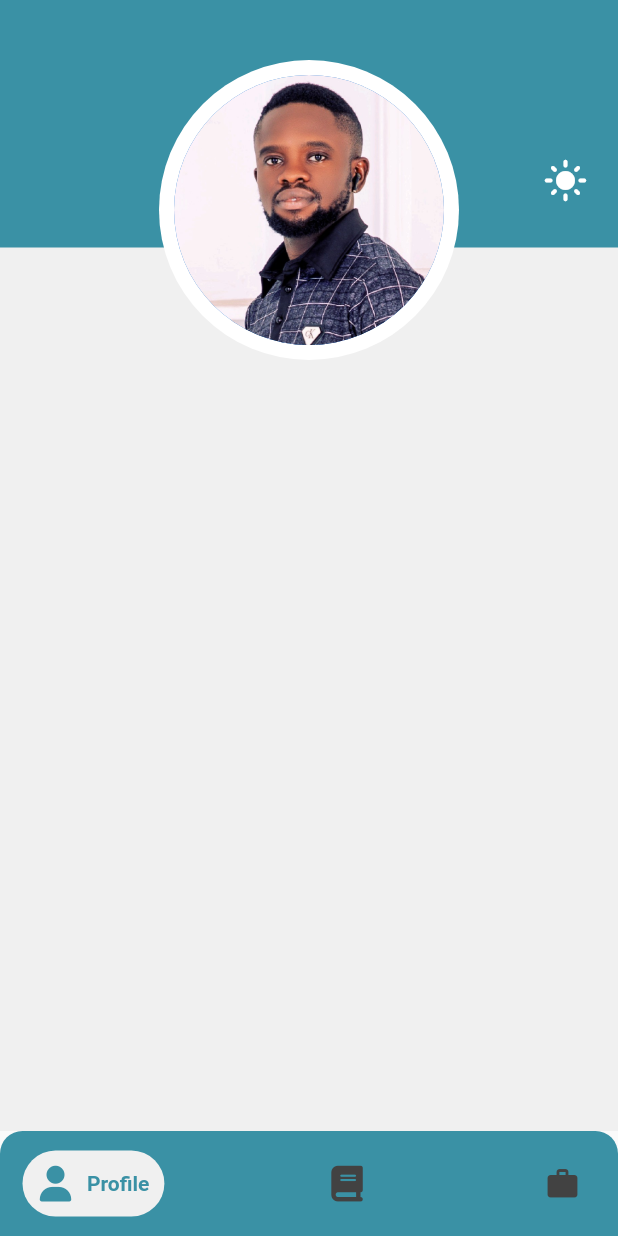
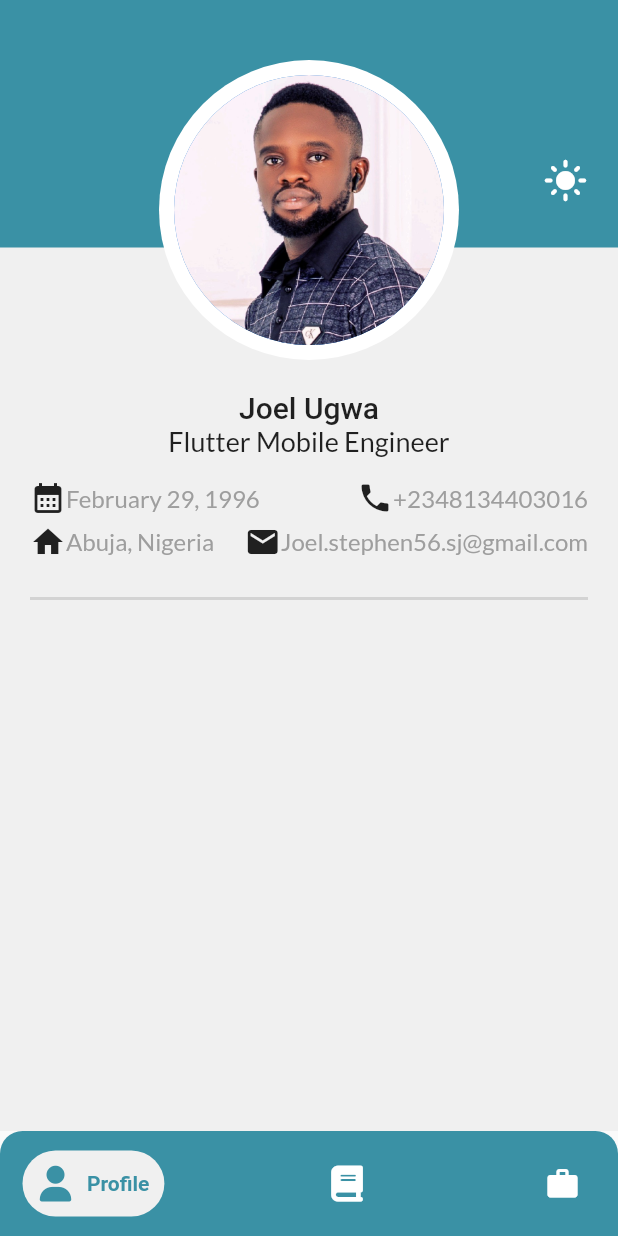
Before and after one commit to OstrichFarmer/mobile_cv, a Flutter app: the screen it shows after launch, on a phone screen of 412 x 824 dp. Run offline on Flutter 3.47's test engine with Material 2 defaults, Android fonts, the light colour scheme and no system bars; drawn by our look-alikes of google_nav_bar; our stand-ins replace font_awesome_flutter, google_fonts, url_launcher_web; Roboto replaces fonts that are missing (Aclonica).

Commit message:
completed the contact details area

```diff
--- /dev/null
+++ b/lib/generated_plugin_registrant.dart
@@ -0,0 +1,17 @@
+//
+// Generated file. Do not edit.
+//
+
+// ignore_for_file: directives_ordering
+// ignore_for_file: lines_longer_than_80_chars
+// ignore_for_file: depend_on_referenced_packages
+
+import 'package:url_launcher_web/url_launcher_web.dart';
+
+import 'package:flutter_web_plugins/flutter_web_plugins.dart';
+
+// ignore: public_member_api_docs
+void registerPlugins(Registrar registrar) {
+  UrlLauncherPlugin.registerWith(registrar);
+  registrar.registerMessageHandler();
+}
--- a/lib/google_navigation.dart
+++ b/lib/google_navigation.dart
@@ -50,15 +50,18 @@ class _GoogleNavBarState extends State<GoogleNavBar> {
             tabs: const [
               GButton(
                 icon: FontAwesomeIcons.solidUser,
+                iconColor: Colors.white,
                 text: 'Profile',
               ),
               GButton(
                 icon: FontAwesomeIcons.book,
                 text: 'Education',
+                iconColor: Colors.white,
               ),
               GButton(
                 icon: Icons.work,
                 text: 'Experience',
+                iconColor: Colors.white,
               )
             ],
           ),
--- a/lib/screens/profile_screen.dart
+++ b/lib/screens/profile_screen.dart
@@ -1,6 +1,8 @@
 import 'package:flutter/material.dart';
 import 'package:font_awesome_flutter/font_awesome_flutter.dart';
+import 'package:google_fonts/google_fonts.dart';
 import 'package:mobile_cv/utils/colors.dart';
+import 'package:mobile_cv/utils/constants.dart';
 
 class ProfileScreen extends StatelessWidget {
   const ProfileScreen({Key? key}) : super(key: key);
@@ -49,6 +51,91 @@ class ProfileScreen extends StatelessWidget {
               ),
             ],
           )),
+      body: Padding(
+        padding: const EdgeInsets.only(
+          left: 20,
+          top: 20,
+          right: 20,
+          bottom: 20,
+        ),
+        child: ListView(
+          children: [
+            Center(
+              child: Text(
+                'Joel Ugwa',
+                style: GoogleFonts.aclonica(
+                    fontSize: 20, fontWeight: FontWeight.w500),
+              ),
+            ),
+            Center(
+              child: Text(
+                'Flutter Mobile Engineer',
+                style:
+                    GoogleFonts.lato(fontSize: 18, fontWeight: FontWeight.w500),
+              ),
+            ),
+            const SizedBox(
+              height: 15,
+            ),
+            Row(
+              mainAxisAlignment: MainAxisAlignment.spaceBetween,
+              children: [
+                Row(
+                  children: [
+                    const Icon(Icons.calendar_month),
+                    Text(
+                      'February 29, 1996',
+                      style: kAboutTextStyling,
+                    ),
+                  ],
+                ),
+                Row(
+                  children: [
+                    const Icon(Icons.phone),
+                    Text(
+                      '+2348134403016',
+                      style: kAboutTextStyling,
+                    ),
+                  ],
+                ),
+              ],
+            ),
+            const SizedBox(
+              height: 5,
+            ),
+            Row(
+              mainAxisAlignment: MainAxisAlignment.spaceBetween,
+              children: [
+                Row(
+                  children: [
+                    const Icon(Icons.home),
+                    Text(
+                      'Abuja, Nigeria',
+                      style: kAboutTextStyling,
+                    ),
+                  ],
+                ),
+                Row(
+                  children: [
+                    const Icon(Icons.mail),
+                    Text(
+                      'Joel.stephen56.sj@gmail.com',
+                      style: kAboutTextStyling,
+                    ),
+                  ],
+                ),
+              ],
+            ),
+            const SizedBox(
+              height: 20,
+            ),
+            const Divider(
+              height: 12,
+              thickness: 2,
+            )
+          ],
+        ),
+      ),
     );
   }
 }
--- a/lib/utils/constants.dart
+++ b/lib/utils/constants.dart
@@ -1,4 +1,5 @@
 import 'dart:ui';
+import 'package:flutter/material.dart';
 import 'package:google_fonts/google_fonts.dart';
 import 'package:mobile_cv/utils/colors.dart';
 
@@ -6,3 +7,6 @@ final kExperiencetagTextStyle = GoogleFonts.aclonica(
   fontSize: 20,
   color: AppColors.prussianBlue,
 );
+
+final kAboutTextStyling = GoogleFonts.lato(
+    color: Colors.grey, fontWeight: FontWeight.w400, fontSize: 16);
--- a/pubspec.yaml
+++ b/pubspec.yaml
@@ -33,7 +33,7 @@ dependencies:
   font_awesome_flutter: ^10.2.1
   google_fonts: ^3.0.1
   google_nav_bar: ^5.0.6
-  percent_indicator: ^4.2.2
+  url_launcher: ^6.1.6
 
 dev_dependencies:
   flutter_lints: ^2.0.0
```
Also changed, not shown: 7 other files.
